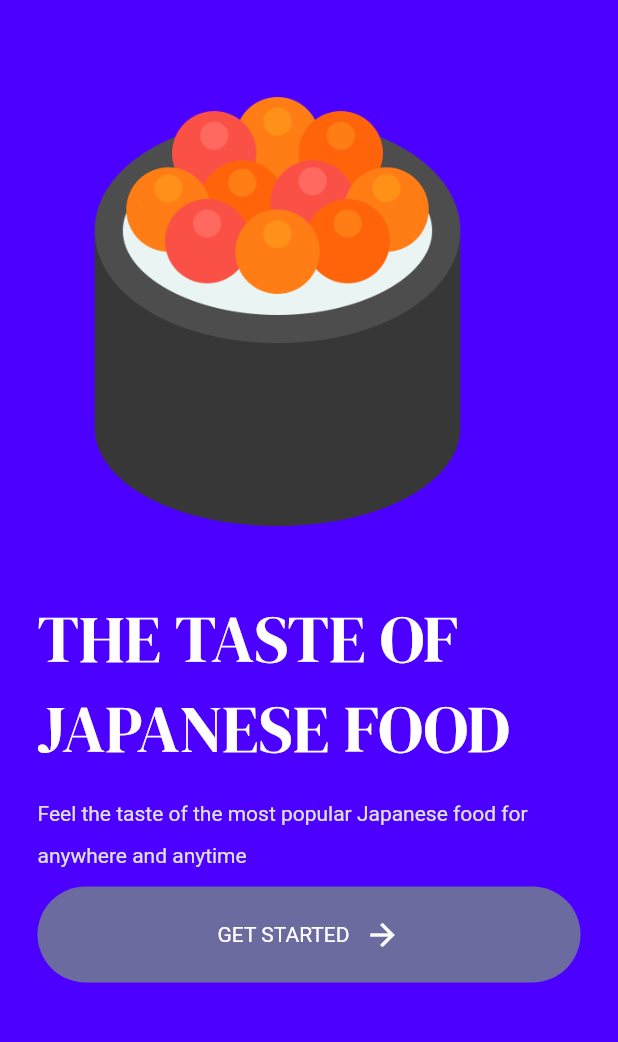
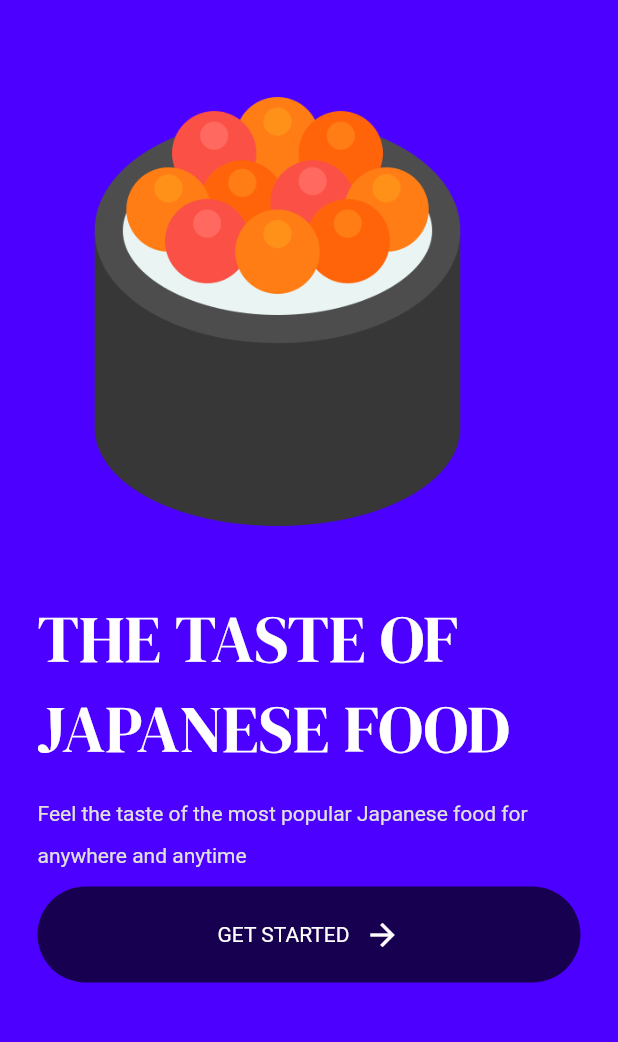
Before and after one commit to Vsjee/sushi_app, a Flutter app: the screen it shows after launch, on a phone screen of 412 x 824 dp, the part 132-1174 px from its top. Run offline on Flutter 3.47's test engine with Material 2 defaults, Android fonts, the phone set to English and light mode, and no system bars; our stand-ins replace google_fonts.

Commit message:
update custom button

```diff
--- a/lib/components/button.dart
+++ b/lib/components/button.dart
@@ -3,39 +3,45 @@ import 'package:flutter/material.dart';
 class MyButton extends StatelessWidget {
   final String text;
   final void Function()? onTap;
-  const MyButton ({
+  const MyButton({
     super.key,
     required this.text,
     required this.onTap,
   });
 
   @override
-  Widget build (BuildContext context) {
-    return GestureDetector(
+  Widget build(BuildContext context) {
+    return InkWell(
+      onTap: () {},
+      borderRadius: BorderRadius.circular(50),
+      child: GestureDetector(
         onTap: onTap,
         child: Container(
-        decoration: BoxDecoration(color: Color.fromARGB(255, 107, 107, 160),
+          decoration: BoxDecoration(
+            color: const Color.fromARGB(175, 0, 0, 0),
             borderRadius: BorderRadius.circular(40),
           ),
-        padding: EdgeInsets.all(20),
-        child:Row(
+          padding: const EdgeInsets.all(20),
+          child: Row(
             mainAxisAlignment: MainAxisAlignment.center,
             children: [
               //text
               Text(
                 text,
-              style: TextStyle(color: Colors.white),
+                style: const TextStyle(color: Colors.white),
               ),
 
               const SizedBox(width: 10),
 
               //icon
-              Icon(Icons.arrow_forward, color: Colors.white,),
-
+              const Icon(
+                Icons.arrow_forward,
+                color: Colors.white,
+              ),
             ],
           ),
         ),
+      ),
     );
-
   }
 }
```
Lines whose indentation alone changed are shown as unchanged.
